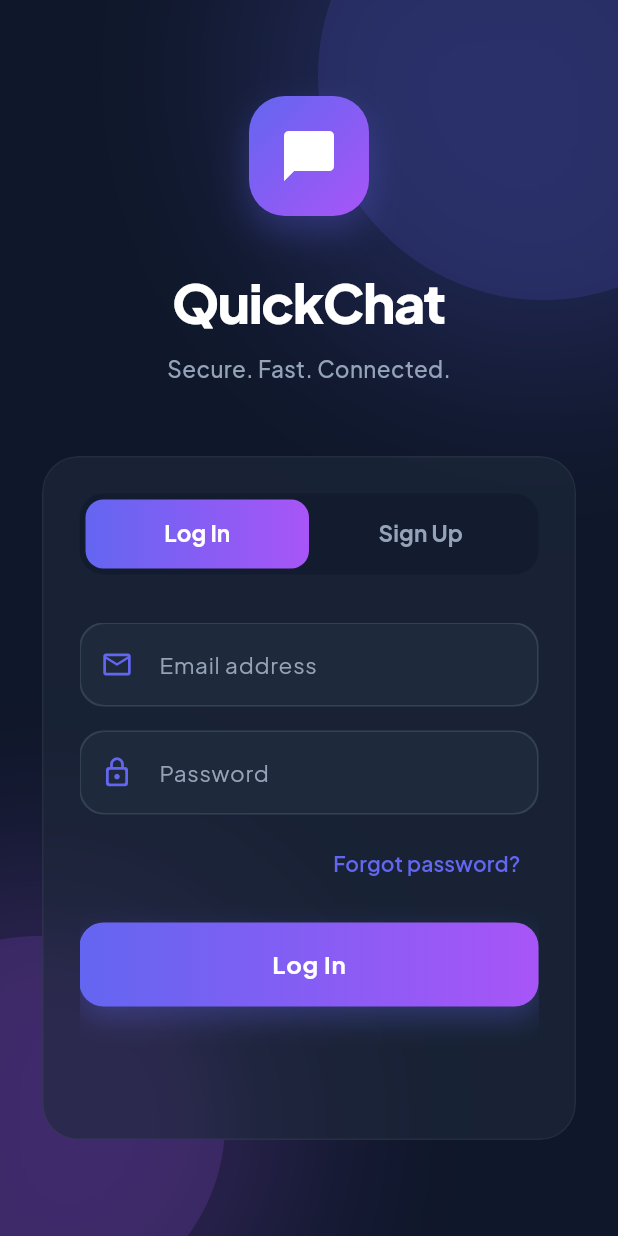
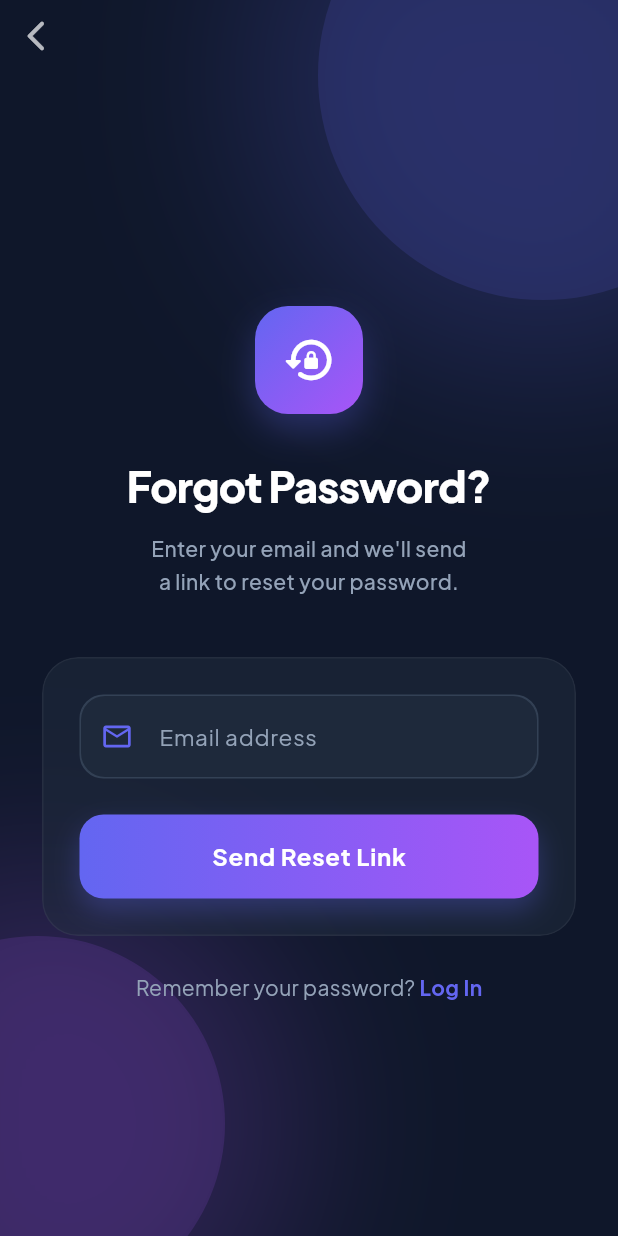
Before and after one commit to iyan-devcore/quickchat, a Flutter app: the screen it shows after launch, after a tap on "Forgot password?", on a phone screen of 412 x 824 dp. Run offline on Flutter 3.47's test engine with Material 3 defaults, Android fonts, the phone set to English and light mode, and no system bars; our stand-ins replace audioplayers, file_picker, firebase_auth, firebase_core, flutter_secure_storage, google_fonts and 4 more; missing offline and left inert: cryptography, flutter_webrtc, record; accounts and stored records are empty; network calls fail.

Commit message:
forgot password

```diff
--- a/lib/screens/auth/auth_screen.dart
+++ b/lib/screens/auth/auth_screen.dart
@@ -10,6 +10,7 @@ import '../../providers/chat_provider.dart';
 import '../../providers/call_provider.dart';
 import '../home/home_screen.dart';
 import 'verify_email_screen.dart';
+import 'forgot_password_screen.dart';
 
 class AuthScreen extends StatefulWidget {
   const AuthScreen({super.key});
@@ -347,7 +348,13 @@ class _AuthScreenState extends State<AuthScreen> with SingleTickerProviderStateM
             Align(
               alignment: Alignment.centerRight,
               child: TextButton(
-                onPressed: () {},
+                onPressed: () {
+                  Navigator.of(context).push(
+                    MaterialPageRoute(
+                      builder: (_) => const ForgotPasswordScreen(),
+                    ),
+                  );
+                },
                 child: Text(
                   'Forgot password?',
                   style: GoogleFonts.plusJakartaSans(
--- /dev/null
+++ b/lib/screens/auth/forgot_password_screen.dart
@@ -0,0 +1,414 @@
+import 'dart:ui';
+import 'package:flutter/material.dart';
+import 'package:google_fonts/google_fonts.dart';
+import 'package:provider/provider.dart';
+import '../../utils/app_colors.dart';
+import '../../widgets/custom_text_field.dart';
+import '../../widgets/primary_button.dart';
+import '../../providers/user_provider.dart';
+
+/// Forgot Password screen.
+///
+/// Sends a Firebase password-reset email to the supplied address.
+/// The user is returned to the Auth screen after a successful request.
+class ForgotPasswordScreen extends StatefulWidget {
+  const ForgotPasswordScreen({super.key});
+
+  @override
+  State<ForgotPasswordScreen> createState() => _ForgotPasswordScreenState();
+}
+
+class _ForgotPasswordScreenState extends State<ForgotPasswordScreen> {
+  final _emailController = TextEditingController();
+  bool _emailSent = false;
+
+  @override
+  void dispose() {
+    _emailController.dispose();
+    super.dispose();
+  }
+
+  // ── Actions ──────────────────────────────────────────────────────────────
+
+  Future<void> _handleSendLink() async {
+    final email = _emailController.text.trim();
+
+    if (email.isEmpty) {
+      _showSnack('Please enter your email address.');
+      return;
+    }
+
+    final emailRegex = RegExp(r'^[^@\s]+@[^@\s]+\.[^@\s]+$');
+    if (!emailRegex.hasMatch(email)) {
+      _showSnack('Please enter a valid email address.');
+      return;
+    }
+
+    final userProvider = Provider.of<UserProvider>(context, listen: false);
+    final success = await userProvider.forgotPassword(email);
+
+    if (!mounted) return;
+
+    if (success) {
+      setState(() => _emailSent = true);
+    } else {
+      _showSnack(userProvider.errorMessage ?? 'Failed to send reset email.');
+    }
+  }
+
+  void _showSnack(String message) {
+    ScaffoldMessenger.of(context).showSnackBar(
+      SnackBar(
+        content: Text(message, style: GoogleFonts.plusJakartaSans()),
+        backgroundColor: AppColors.surfaceVariant,
+        behavior: SnackBarBehavior.floating,
+        shape: RoundedRectangleBorder(borderRadius: BorderRadius.circular(12)),
+      ),
+    );
+  }
+
+  // ── Build ─────────────────────────────────────────────────────────────────
+
+  @override
+  Widget build(BuildContext context) {
+    return Scaffold(
+      backgroundColor: AppColors.backgroundDark,
+      body: Stack(
+        children: [
+          // ── Decorative background orbs (matching AuthScreen) ──
+          Positioned(
+            top: -100,
+            right: -100,
+            child: Container(
+              width: 300,
+              height: 300,
+              decoration: BoxDecoration(
+                shape: BoxShape.circle,
+                color: AppColors.primary.withOpacity(0.15),
+                boxShadow: [
+                  BoxShadow(
+                    color: AppColors.primary.withOpacity(0.2),
+                    blurRadius: 100,
+                    spreadRadius: 50,
+                  )
+                ],
+              ),
+            ),
+          ),
+          Positioned(
+            bottom: -50,
+            left: -100,
+            child: Container(
+              width: 250,
+              height: 250,
+              decoration: BoxDecoration(
+                shape: BoxShape.circle,
+                color: AppColors.secondary.withOpacity(0.15),
+                boxShadow: [
+                  BoxShadow(
+                    color: AppColors.secondary.withOpacity(0.2),
+                    blurRadius: 100,
+                    spreadRadius: 50,
+                  )
+                ],
+              ),
+            ),
+          ),
+
+          // ── Content ──────────────────────────────────────────
+          SafeArea(
+            child: Column(
+              children: [
+                // Back button
+                Align(
+                  alignment: Alignment.centerLeft,
+                  child: IconButton(
+                    icon: const Icon(Icons.arrow_back_ios_new_rounded,
+                        color: Colors.white70),
+                    onPressed: () => Navigator.of(context).pop(),
+                  ),
+                ),
+
+                Expanded(
+                  child: Center(
+                    child: SingleChildScrollView(
+                      padding: const EdgeInsets.symmetric(horizontal: 28.0),
+                      child: _emailSent
+                          ? _buildSuccessView()
+                          : _buildFormView(),
+                    ),
+                  ),
+                ),
+              ],
+            ),
+          ),
+        ],
+      ),
+    );
+  }
+
+  // ── Form state ────────────────────────────────────────────────────────────
+
+  Widget _buildFormView() {
+    return Column(
+      crossAxisAlignment: CrossAxisAlignment.center,
+      children: [
+        // Icon
+        Container(
+          width: 72,
+          height: 72,
+          decoration: BoxDecoration(
+            gradient: const LinearGradient(
+              colors: [AppColors.primary, AppColors.secondary],
+              begin: Alignment.topLeft,
+              end: Alignment.bottomRight,
+            ),
+            borderRadius: BorderRadius.circular(22),
+            boxShadow: [
+              BoxShadow(
+                color: AppColors.primary.withOpacity(0.3),
+                blurRadius: 20,
+                offset: const Offset(0, 10),
+              )
+            ],
+          ),
+          child: const Icon(Icons.lock_reset_rounded,
+              size: 36, color: Colors.white),
+        ),
+        const SizedBox(height: 28),
+
+        Text(
+          'Forgot Password?',
+          style: GoogleFonts.plusJakartaSans(
+            fontSize: 28,
+            fontWeight: FontWeight.w900,
+            color: Colors.white,
+            letterSpacing: -0.5,
+          ),
+        ),
+        const SizedBox(height: 10),
+        Text(
+          'Enter your email and we\'ll send\na link to reset your password.',
+          textAlign: TextAlign.center,
+          style: GoogleFonts.plusJakartaSans(
+            fontSize: 14,
+            color: AppColors.textGrey,
+            fontWeight: FontWeight.w500,
+            height: 1.6,
+          ),
+        ),
+        const SizedBox(height: 40),
+
+        // Glass card
+        ClipRRect(
+          borderRadius: BorderRadius.circular(24),
+          child: BackdropFilter(
+            filter: ImageFilter.blur(sigmaX: 20, sigmaY: 20),
+            child: Container(
+              padding: const EdgeInsets.all(24),
+              decoration: BoxDecoration(
+                color: AppColors.surface.withOpacity(0.6),
+                borderRadius: BorderRadius.circular(24),
+                border:
+                    Border.all(color: Colors.white.withOpacity(0.05)),
+              ),
+              child: Column(
+                crossAxisAlignment: CrossAxisAlignment.stretch,
+                children: [
+                  CustomTextField(
+                    controller: _emailController,
+                    hintText: 'Email address',
+                    keyboardType: TextInputType.emailAddress,
+                    prefixIcon: Icons.email_outlined,
+                  ),
+                  const SizedBox(height: 24),
+                  Consumer<UserProvider>(
+                    builder: (context, userProvider, _) => PrimaryButton(
+                      text: 'Send Reset Link',
+                      isLoading: userProvider.isLoading,
+                      onPressed: _handleSendLink,
+                    ),
+                  ),
+                ],
+              ),
+            ),
+          ),
+        ),
+
+        const SizedBox(height: 24),
+
+        // Back to login
+        Row(
+          mainAxisAlignment: MainAxisAlignment.center,
+          children: [
+            Text(
+              'Remember your password? ',
+              style: GoogleFonts.plusJakartaSans(
+                color: AppColors.textGrey,
+                fontSize: 14,
+              ),
+            ),
+            GestureDetector(
+              onTap: () => Navigator.of(context).pop(),
+              child: Text(
+                'Log In',
+                style: GoogleFonts.plusJakartaSans(
+                  color: AppColors.primary,
+                  fontWeight: FontWeight.w700,
+                  fontSize: 14,
+                ),
+              ),
+            ),
+          ],
+        ),
+      ],
+    );
+  }
+
+  // ── Success state ─────────────────────────────────────────────────────────
+
+  Widget _buildSuccessView() {
+    return Column(
+      crossAxisAlignment: CrossAxisAlignment.center,
+      children: [
+        // Success icon with animated glow
+        Container(
+          width: 90,
+          height: 90,
+          decoration: BoxDecoration(
+            shape: BoxShape.circle,
+            gradient: const LinearGradient(
+              colors: [Color(0xFF00C853), Color(0xFF69F0AE)],
+              begin: Alignment.topLeft,
+              end: Alignment.bottomRight,
+            ),
+            boxShadow: [
+              BoxShadow(
+                color: const Color(0xFF00C853).withOpacity(0.35),
+                blurRadius: 30,
+                spreadRadius: 5,
+              )
+            ],
+          ),
+          child: const Icon(Icons.mark_email_read_rounded,
+              size: 44, color: Colors.white),
+        ),
+        const SizedBox(height: 28),
+
+        Text(
+          'Check Your Email',
+          style: GoogleFonts.plusJakartaSans(
+            fontSize: 28,
+            fontWeight: FontWeight.w900,
+            color: Colors.white,
+            letterSpacing: -0.5,
+          ),
+        ),
+        const SizedBox(height: 12),
+        Text(
+          'We\'ve sent a password reset link to\n${_emailController.text.trim()}',
+          textAlign: TextAlign.center,
+          style: GoogleFonts.plusJakartaSans(
+            fontSize: 14,
+            color: AppColors.textGrey,
+            fontWeight: FontWeight.w500,
+            height: 1.7,
+          ),
+        ),
+        const SizedBox(height: 40),
+
+        // Glass card with tips
+        ClipRRect(
+          borderRadius: BorderRadius.circular(20),
+          child: BackdropFilter(
+            filter: ImageFilter.blur(sigmaX: 20, sigmaY: 20),
+            child: Container(
+              padding: const EdgeInsets.all(20),
+              decoration: BoxDecoration(
+                color: AppColors.surface.withOpacity(0.6),
+                borderRadius: BorderRadius.circular(20),
+                border:
+                    Border.all(color: Colors.white.withOpacity(0.05)),
+              ),
+              child: Column(
+                children: [
+                  _buildTip(
+                    Icons.inbox_outlined,
+                    'Check your inbox and spam folder',
+                  ),
+                  const SizedBox(height: 12),
+                  _buildTip(
+                    Icons.timer_outlined,
+                    'The link expires after 1 hour',
+                  ),
+                  const SizedBox(height: 12),
+                  _buildTip(
+                    Icons.refresh_rounded,
+                    'Didn\'t receive it? Check the email\naddress is correct and try again',
+                  ),
+                ],
+              ),
+            ),
+          ),
+        ),
+        const SizedBox(height: 28),
+
+        // Back to Login button
+        SizedBox(
+          width: double.infinity,
+          child: ElevatedButton(
+            onPressed: () => Navigator.of(context).pop(),
+            style: ElevatedButton.styleFrom(
+              backgroundColor: AppColors.primary,
+              padding: const EdgeInsets.symmetric(vertical: 16),
+              shape: RoundedRectangleBorder(
+                  borderRadius: BorderRadius.circular(14)),
+            ),
+            child: Text(
+              'Back to Log In',
+              style: GoogleFonts.plusJakartaSans(
+                fontWeight: FontWeight.w700,
+                fontSize: 16,
+                color: Colors.white,
+              ),
+            ),
+          ),
+        ),
+
+        const SizedBox(height: 16),
+
+        // Try again link
+        TextButton(
+          onPressed: () => setState(() => _emailSent = false),
+          child: Text(
+            'Try a different email',
+            style: GoogleFonts.plusJakartaSans(
+              color: AppColors.textGrey,
+              fontSize: 14,
+            ),
+          ),
+        ),
+      ],
+    );
+  }
+
+  Widget _buildTip(IconData icon, String text) {
+    return Row(
+      crossAxisAlignment: CrossAxisAlignment.start,
+      children: [
+        Icon(icon, color: AppColors.primary, size: 20),
+        const SizedBox(width: 12),
+        Expanded(
+          child: Text(
+            text,
+            style: GoogleFonts.plusJakartaSans(
+              color: Colors.white70,
+              fontSize: 13,
+              height: 1.5,
+            ),
+          ),
+        ),
+      ],
+    );
+  }
+}
```
Also changed, not shown: lib/providers/user_provider.dart (+26 -0 lines).
